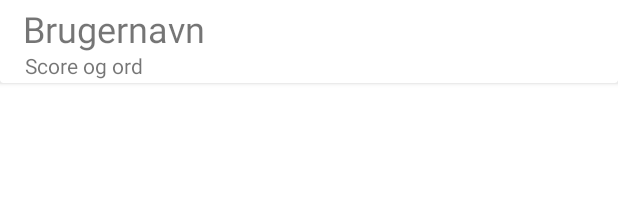
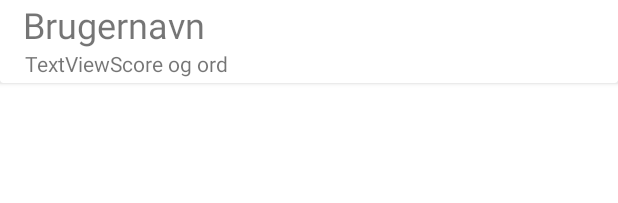
Before and after one commit to GustavKirkholt/s164765Galgeleg, an Android app: the layout my_row.xml on its own in the app's theme, with its tools: preview values and no code run, on a phone screen of 412 x 824 dp. Shown: the top 203 px of the screen. Run offline under Robolectric (Android 15) with nearby library versions, the phone set to English and light mode, and no system bars.

Commit message:
rettet i recyclerview

```diff
--- a/app/src/main/java/com/example/galgeleg/Views/HighScore.java
+++ b/app/src/main/java/com/example/galgeleg/Views/HighScore.java
@@ -27,6 +27,8 @@ public class HighScore extends AppCompatActivity {
 
     private ArrayList<String> usernames = new ArrayList<>();
     private ArrayList<String> scores = new ArrayList<>();
+    private ArrayList<String> ord = new ArrayList<>();
+
 
 
     @Override
@@ -42,9 +44,9 @@ public class HighScore extends AppCompatActivity {
 
         this.usernames.add(username);
         this.scores.add(String.valueOf(score));
-        this.scores.add(ordet);
+        this.ord.add(ordet);
 
-        MyAdapter myAdapter = new MyAdapter(this, usernames, scores);
+        MyAdapter myAdapter = new MyAdapter(this, usernames, scores, ord);
         recyclerView.setAdapter(myAdapter);
         recyclerView.setLayoutManager(new LinearLayoutManager(this));
 
--- a/app/src/main/res/layout/my_row.xml
+++ b/app/src/main/res/layout/my_row.xml
@@ -16,28 +16,37 @@
 
         <androidx.constraintlayout.widget.ConstraintLayout
             android:layout_width="match_parent"
-            android:layout_height="110dp">
+            android:layout_height="110dp"
+            app:layout_constraintBottom_toTopOf="@+id/username"
+            app:layout_constraintTop_toTopOf="@+id/username">
+
+            <TextView
+                android:id="@+id/ord"
+                android:layout_width="wrap_content"
+                android:layout_height="wrap_content"
+                android:layout_marginStart="1dp"
+                android:text="TextView"
+                app:layout_constraintBaseline_toBaselineOf="@+id/score_ord"
+                app:layout_constraintStart_toStartOf="@+id/username" />
 
             <TextView
                 android:id="@+id/username"
                 android:layout_width="wrap_content"
                 android:layout_height="wrap_content"
                 android:layout_marginStart="15dp"
-                android:layout_marginBottom="20dp"
                 android:text="Brugernavn"
                 android:textSize="24sp"
-                app:layout_constraintBottom_toBottomOf="parent"
+                app:layout_constraintBottom_toTopOf="@+id/ord"
                 app:layout_constraintStart_toStartOf="parent" />
 
             <TextView
                 android:id="@+id/score_ord"
                 android:layout_width="wrap_content"
                 android:layout_height="wrap_content"
-                android:layout_marginStart="1dp"
-                android:layout_marginBottom="2dp"
+                android:layout_marginBottom="3dp"
                 android:text="Score og ord"
                 app:layout_constraintBottom_toBottomOf="parent"
-                app:layout_constraintStart_toStartOf="@+id/username" />
+                app:layout_constraintStart_toEndOf="@+id/ord" />
         </androidx.constraintlayout.widget.ConstraintLayout>
     </androidx.cardview.widget.CardView>
 </androidx.constraintlayout.widget.ConstraintLayout>
```
Also changed, not shown: app/src/main/java/com/example/galgeleg/Views/MyAdapter.java (+6 -2 lines).
